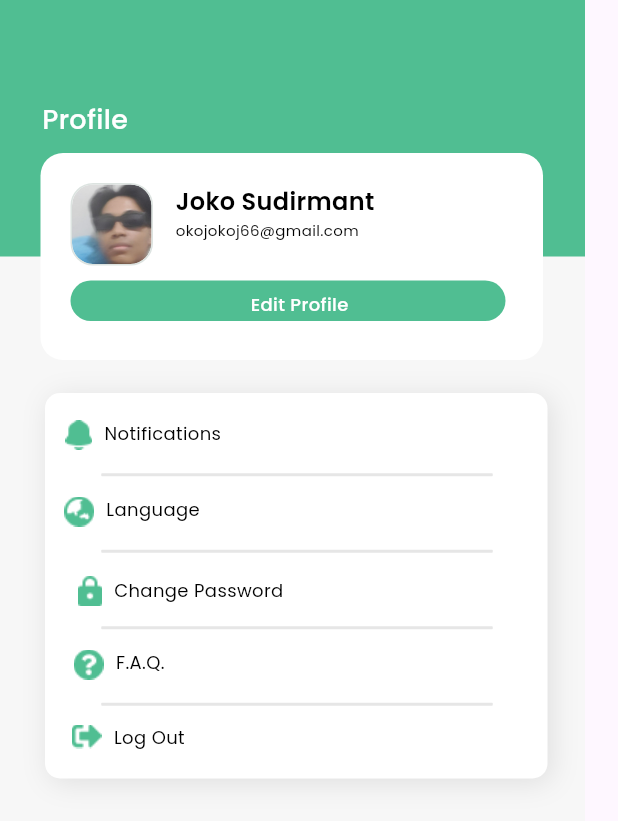
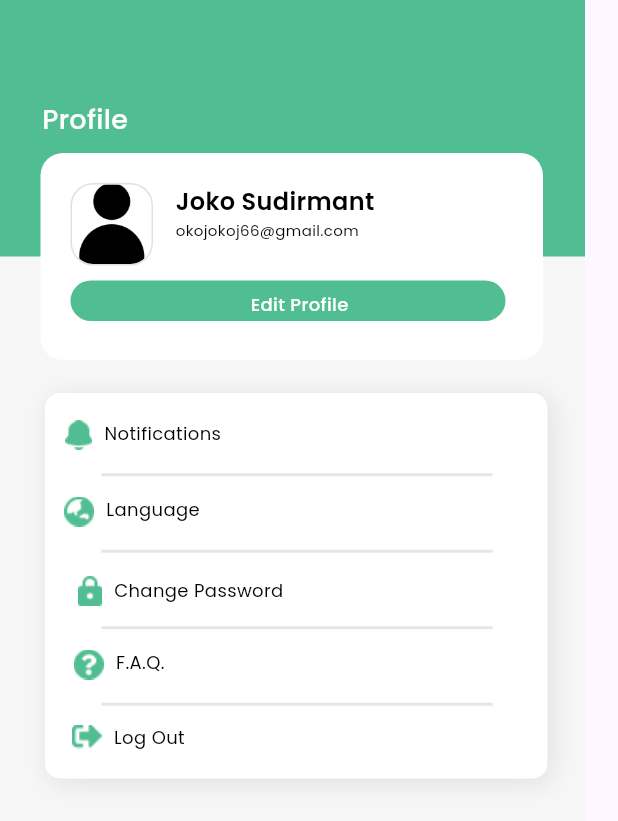
Before and after one commit to munzirgans/ikiTernakFE, a Flutter app: the Logout widget shown alone on an empty page, opened directly, on a phone screen of 412 x 824 dp. Shown: the top 821 px of the screen. Run offline on Flutter 3.47's test engine with Material 3 defaults, Android fonts, the phone set to English and light mode, and no system bars; our stand-ins replace fl_chart, flutter_dotenv, google_fonts, google_sign_in; missing offline and left inert: flutter_facebook_auth; network calls fail.

Commit message:
Update Fiqri

```diff
--- a/lib/Screen/Profile/profile.dart
+++ b/lib/Screen/Profile/profile.dart
@@ -96,7 +96,7 @@ class Logout extends StatelessWidget {
                             height: 55,
                             decoration: ShapeDecoration(
                               image: const DecorationImage(
-                                image: AssetImage('assets/icon/muns.png'),
+                                image: AssetImage('assets/images/avatar.png'),
                                 fit: BoxFit.fill,
                               ),
                               shape: RoundedRectangleBorder(
```
